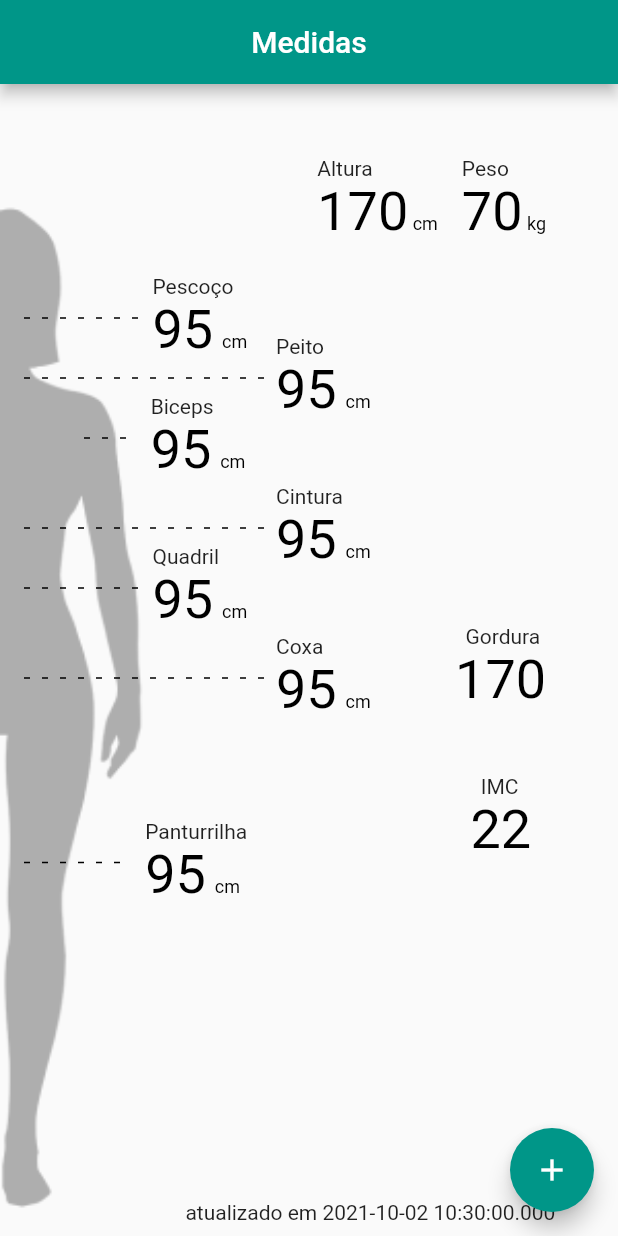
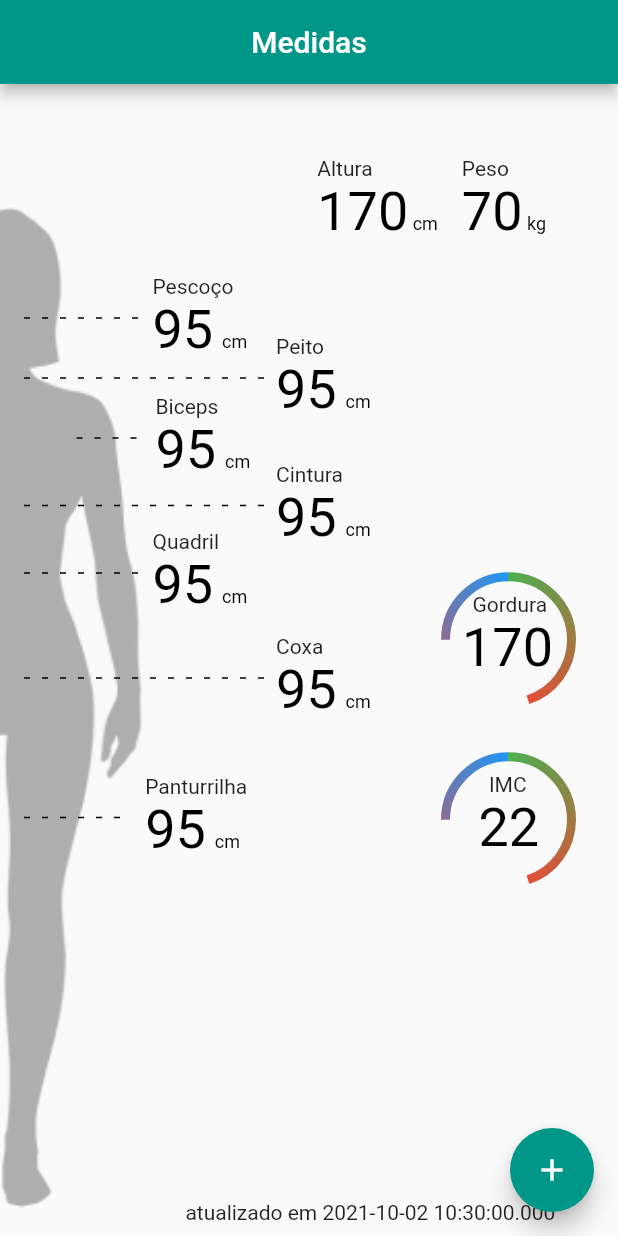
Before and after one commit to comp3034/atividade-1o-bimestre-ErikaAlcantara, a Flutter app: the screen it shows after launch, after a tap on the "add" icon, on a phone screen of 412 x 824 dp. Run offline on Flutter 3.47's test engine with Material 2 defaults, Android fonts, the phone set to English and light mode, and no system bars; drawn by our look-alikes of dotted_line; our stand-ins replace boxicons, fluttericon, google_fonts, validators; missing offline and left inert: direct_select_flutter, pixel_perfect.

```diff
--- a/bodyapp/lib/main.dart
+++ b/bodyapp/lib/main.dart
@@ -9,7 +9,7 @@ import 'medidas/medidas.dart';
 import 'register/register.dart';
 // import 'home/home.dart';
 
-
+//Based on Pixel4 mobile
 void main() {
   runApp(MyApp());
 }
--- a/bodyapp/lib/medidas/ui/screens/medidas_screen.dart
+++ b/bodyapp/lib/medidas/ui/screens/medidas_screen.dart
@@ -1,5 +1,5 @@
-import 'dart:math';
-
+import 'dart:math' as math;
+import 'package:bodyapp/shared/colors.dart';
 import 'package:dotted_line/dotted_line.dart';
 import 'package:flutter/material.dart';
 
@@ -51,30 +51,61 @@ class MedidasScreen extends StatelessWidget {
               ),
             ),
             Positioned(
-              right: 45,
+              right: 28,
               bottom: 350,
-              child: Row(
+              child: Column(
                 children: [
-                  MeasureLabelWidget(
-                    label: '  Gordura',
-                    value: '170',
+                  SizedBox(
+                    width: 90,
+                    height: 95,
+                    child: CustomPaint(
+                      child: Padding(
+                        padding: EdgeInsets.only(left: 14, right: 8, top: 16),
+                        child: MeasureLabelWidget(
+                        label: '  Gordura',
+                        value: '170',
+                        ),
+                      ),
+                      painter: GradientArcPainter(
+                      progress: 0.7,
+                      startColor: Colors.green,
+                      middleColor: Colors.red,
+                      endColor: Colors.blue,
+                      width: 6.0
+                      ),
+                    ),
                   ),
                 ],
               ),
             ),
             Positioned(
-              right: 55,
-              bottom: 250,
-              child: Row(
+              right: 28,
+              bottom: 230,
+              child: Column(
                 children: [
-                  MeasureLabelWidget(
-                    label: '  IMC',
-                    value: '22',
+                  SizedBox(
+                    width: 90,
+                    height: 95,
+                    child: CustomPaint(
+                      child: Padding(
+                        padding: EdgeInsets.only(left: 25, right: 8, top: 16),
+                        child: MeasureLabelWidget(
+                        label: '  IMC',
+                        value: '22',
+                        ),
+                      ),
+                      painter: GradientArcPainter(
+                      progress: 0.7,
+                      startColor: Colors.green,
+                      middleColor: Colors.red,
+                      endColor: Colors.blue,
+                      width: 6.0
+                      ),
+                    ),
                   ),
                 ],
               ),
             ),
-
             NestedMeasureWidget(
               top: 127,
               left: 0,
@@ -93,14 +124,14 @@ class MedidasScreen extends StatelessWidget {
             ),
             NestedMeasureWidget(
               top: 207,
-              left: 40,
-              width: width * .3,
+              left: 35,
+              width: width * .32,
               label: 'Biceps',
               value: '95',
               measure: ' cm',
             ),
             NestedMeasureWidget(
-              top: 267,
+              top: 252,
               left: 0,
               width: width * .6,
               label: 'Cintura',
@@ -108,7 +139,7 @@ class MedidasScreen extends StatelessWidget {
               measure: ' cm',
             ),
             NestedMeasureWidget(
-              top: 307,
+              top: 297,
               left: 0,
               width: width * .4,
               label: 'Quadril',
@@ -124,7 +155,7 @@ class MedidasScreen extends StatelessWidget {
               measure: ' cm',
             ),
             NestedMeasureWidget(
-              top: 490,
+              top: 460,
               left: 0,
               width: width * .4,
               label: 'Panturrilha',
@@ -141,7 +172,6 @@ class MedidasScreen extends StatelessWidget {
     );
   }
 }
-
 class NestedMeasureWidget extends StatelessWidget {
   NestedMeasureWidget({
     Key? key,
@@ -231,3 +261,50 @@ class MeasureLabelWidget extends StatelessWidget {
     );
   }
 }
+class GradientArcPainter extends CustomPainter {
+  const GradientArcPainter({
+    required this.progress,
+    required this.startColor,
+    required this.middleColor,
+    required this.endColor,
+    required this.width,
+  })  : assert(progress != null),
+        assert(progress != null),
+        assert(startColor != null),
+        assert(middleColor != null),
+        assert(endColor != null),
+        assert(width != null),
+        super();
+
+  final double progress;
+  final Color startColor;
+  final Color middleColor;
+  final Color endColor;
+  final double width;
+
+  @override
+  void paint(Canvas canvas, Size size) {
+    final rect = new Rect.fromLTWH(.0, 0.0, size.width, size.height);
+    final gradient = new SweepGradient(
+      startAngle: 3 * math.pi / 2,
+      endAngle: 7 * math.pi / 2,
+      tileMode: TileMode.repeated,
+      colors: [startColor, middleColor, endColor],
+    );
+
+    final paint = new Paint()
+      ..shader = gradient.createShader(rect)
+      ..strokeCap = StrokeCap.butt  // StrokeCap.round is not recommended.
+      ..style = PaintingStyle.stroke
+      ..strokeWidth = width;
+    final center = new Offset(size.width / 2, size.height / 2);
+    final radius = math.min(size.width / 2, size.height / 2) - (width / 2);
+    final startAngle = math.pi;
+    final sweepAngle = 2 * math.pi * progress;
+    canvas.drawArc(new Rect.fromCircle(center: center, radius: radius),
+        startAngle, sweepAngle, false, paint);
+  }
+
+  @override
+  bool shouldRepaint(CustomPainter oldDelegate) => false;
+}
--- a/bodyapp/lib/shared/colors.dart
+++ b/bodyapp/lib/shared/colors.dart
@@ -41,9 +41,6 @@ class AppColors {
       700: Color(0xFF056D6D),
       800: Color(0xFF046363),
       900: Color(0xFF025050),
-      1000: Color(0x3FC044),
-      1001: Color(0x106DB1),
-      1002: Color(0xF53A3A)
 
     },
   );
```
